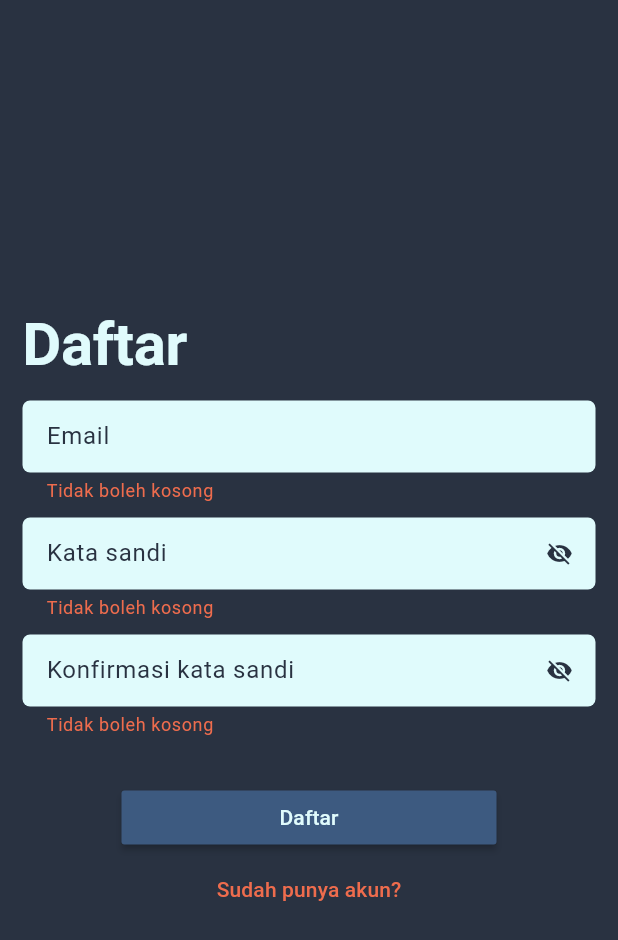
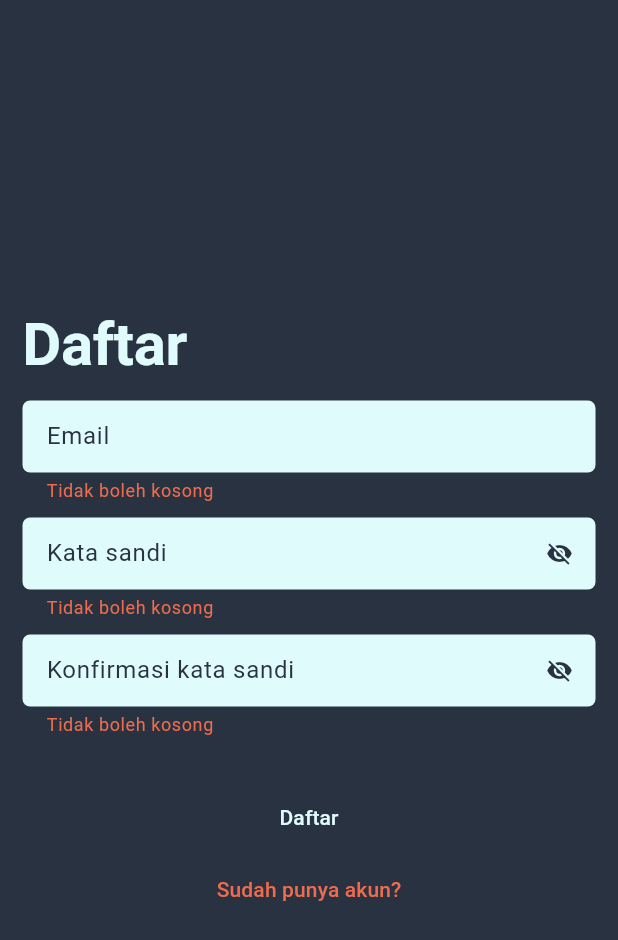
Before and after one commit to zalviandyr/note-app-flutter, a Flutter app: the RegisterScreen screen opened directly, after a tap on "Daftar", on a phone screen of 412 x 824 dp. Shown: the top 940 px of the screen. Run offline on Flutter 3.47's test engine with Material 3 defaults, Android fonts, the phone set to English and light mode, and no system bars; our stand-ins replace equatable, firebase_auth, firebase_core, firebase_database, flutter_bloc; accounts and stored records are empty.

Commit message:
chore: 3.27.0

```diff
--- a/lib/blocs/bloc.dart
+++ b/lib/blocs/bloc.dart
@@ -1,3 +1,4 @@
+export 'app_bloc_observer.dart';
 export 'auth_bloc.dart';
 export 'snackbar_cubit.dart';
 export 'note_bloc.dart';
--- a/lib/blocs/note_bloc.dart
+++ b/lib/blocs/note_bloc.dart
@@ -1,8 +1,7 @@
-import 'dart:convert';
-
 import 'package:equatable/equatable.dart';
 import 'package:firebase_auth/firebase_auth.dart';
 import 'package:firebase_database/firebase_database.dart';
+import 'package:flutter/widgets.dart';
 import 'package:flutter_bloc/flutter_bloc.dart';
 import 'package:note_app/blocs/bloc.dart';
 import 'package:note_app/configs/configs.dart';
@@ -15,72 +14,94 @@ class NoteBloc extends Bloc<NoteEvent, NoteState> {
   final FirebaseDatabase _database = FirebaseDatabase.instance;
   final FirebaseAuth _auth = FirebaseAuth.instance;
   final SnackbarCubit _snackbarCubit;
-  NoteBloc(this._snackbarCubit) : super(NoteUninitialized());
 
-  @override
-  Stream<NoteState> mapEventToState(NoteEvent event) async* {
-    try {
-      if (event is NoteAdd) {
-        yield NoteLoading();
-
-        User user = _auth.currentUser!;
-        Map<String, String> note = event.note.toJson();
-
-        DatabaseReference userRef = _database.reference().child(user.uid);
-        userRef.push().set(note);
-
-        _snackbarCubit.setInfo(SnackbarWord.addNoteSuccess);
-
-        yield NoteAddSuccess();
+  NoteBloc(this._snackbarCubit) : super(NoteUninitialized()) {
+    on<NoteAdd>(_onAddNote);
+    on<NoteUpdate>(_onUpdateNote);
+    on<NoteDelete>(_onDeleteNote);
+    on<NoteFetch>(_onFetchNotes);
   }
 
-      if (event is NoteUpdate) {
-        yield NoteLoading();
-
+  Future<void> _onAddNote(NoteAdd event, Emitter<NoteState> emit) async {
+    await _handleNoteOperation(
+      emit,
+      () async {
         User user = _auth.currentUser!;
-        String key = event.note.key!;
-        Map<String, String> note = event.note.toJson();
-
-        DatabaseReference userRef = _database.reference().child(user.uid);
-        userRef.child(key).set(note);
-
-        _snackbarCubit.setInfo(SnackbarWord.updateNoteSuccess);
-
-        yield NoteUpdateSuccess();
+        DatabaseReference userRef = _database.ref().child(user.uid);
+        await userRef.push().set(event.note.toJson());
+      },
+      successMessage: SnackbarWord.addNoteSuccess,
+      onSuccess: () => emit(NoteAddSuccess()),
+    );
   }
 
-      if (event is NoteDelete) {
-        yield NoteLoading();
-
+  Future<void> _onUpdateNote(NoteUpdate event, Emitter<NoteState> emit) async {
+    await _handleNoteOperation(
+      emit,
+      () async {
         User user = _auth.currentUser!;
-        String key = event.note.key!;
-
-        DatabaseReference userRef = _database.reference().child(user.uid);
-        userRef.child(key).remove();
-
-        _snackbarCubit.setInfo(SnackbarWord.deleteNoteSuccess);
-
-        this.add(NoteFetch()); // re-fetch
+        DatabaseReference userRef = _database.ref().child(user.uid);
+        await userRef.child(event.note.key!).set(event.note.toJson());
+      },
+      successMessage: SnackbarWord.updateNoteSuccess,
+      onSuccess: () => emit(NoteUpdateSuccess()),
+    );
   }
 
-      if (event is NoteFetch) {
-        yield NoteLoading();
+  Future<void> _onDeleteNote(NoteDelete event, Emitter<NoteState> emit) async {
+    await _handleNoteOperation(
+      emit,
+      () async {
+        User user = _auth.currentUser!;
+        DatabaseReference userRef = _database.ref().child(user.uid);
+        await userRef.child(event.note.key!).remove();
+      },
+      successMessage: SnackbarWord.deleteNoteSuccess,
+      onSuccess: () => add(NoteFetch()), // Re-fetch data
+    );
+  }
 
+  Future<void> _onFetchNotes(NoteFetch event, Emitter<NoteState> emit) async {
+    try {
+      emit(NoteLoading());
       User user = _auth.currentUser!;
-        DatabaseReference userRef = _database.reference().child(user.uid);
+      DatabaseReference userRef = _database.ref().child(user.uid);
 
-        DataSnapshot snapshot = await userRef.once();
+      DataSnapshot snapshot = await userRef.get();
+      if (snapshot.value != null) {
         List<Note> notes = Note.fromJson(snapshot.value)
           ..sort((a, b) => b.dateTime.compareTo(a.dateTime));
+        emit(NoteFetchSuccess(notes: notes));
+      } else {
+        emit(NoteFetchSuccess(notes: []));
+      }
+    } catch (err, trace) {
+      onError(err, trace);
 
-        yield NoteFetchSuccess(notes: notes);
-      }
-    } catch (err) {
-      print(err);
-
-      _snackbarCubit.setError(SnackbarWord.globalError);
-
-      yield NoteError();
+      _handleError(err, emit);
     }
   }
+
+  Future<void> _handleNoteOperation(
+    Emitter<NoteState> emit,
+    Future<void> Function() operation, {
+    required String successMessage,
+    required VoidCallback onSuccess,
+  }) async {
+    try {
+      emit(NoteLoading());
+      await operation();
+      _snackbarCubit.setInfo(successMessage);
+      onSuccess();
+    } catch (err, trace) {
+      onError(err, trace);
+
+      _handleError(err, emit);
     }
+  }
+
+  void _handleError(dynamic err, Emitter<NoteState> emit) {
+    _snackbarCubit.setError(SnackbarWord.globalError);
+    emit(NoteError());
+  }
+}
--- a/lib/ui/screens/home_screen.dart
+++ b/lib/ui/screens/home_screen.dart
@@ -1,5 +1,3 @@
-import 'dart:math';
-
 import 'package:firebase_auth/firebase_auth.dart';
 import 'package:flutter/material.dart';
 import 'package:flutter_bloc/flutter_bloc.dart';
@@ -78,9 +76,9 @@ class _HomeScreenState extends State<HomeScreen> {
               if (state is NoteFetchSuccess) {
                 return SliverPadding(
                   padding: const EdgeInsets.symmetric(horizontal: 10.0),
-                  sliver: SliverStaggeredGrid.countBuilder(
+                  sliver: SliverMasonryGrid.count(
                     crossAxisCount: 4,
-                    itemCount: state.notes.length + 1,
+                    childCount: state.notes.length + 1,
                     mainAxisSpacing: 7.0,
                     crossAxisSpacing: 7.0,
                     itemBuilder: (context, index) {
@@ -95,10 +93,6 @@ class _HomeScreenState extends State<HomeScreen> {
                       }
 
                       return Text(Word.deleteNoteInfo);
-                    },
-                    staggeredTileBuilder: (index) {
-                      if (index == 0) return StaggeredTile.fit(4);
-                      return StaggeredTile.fit(2);
                     },
                   ),
                 );
@@ -120,7 +114,6 @@ class _HomeScreenState extends State<HomeScreen> {
       ),
       floatingActionButton: FloatingActionButton(
         onPressed: _addNoteAction,
-        backgroundColor: Theme.of(context).buttonColor,
         child: Icon(
           Icons.add,
           size: 36.0,
--- a/lib/ui/screens/login_screen.dart
+++ b/lib/ui/screens/login_screen.dart
@@ -76,7 +76,7 @@ class _LoginScreenState extends State<LoginScreen> {
                     alignment: Alignment.centerLeft,
                     child: Text(
                       Word.login,
-                      style: Theme.of(context).textTheme.headline1,
+                      style: Theme.of(context).textTheme.displayLarge,
                     ),
                   ),
                   const SizedBox(height: 15.0),
@@ -120,7 +120,7 @@ class _LoginScreenState extends State<LoginScreen> {
                     onPressed: _toRegisterAction,
                     child: Text(
                       Word.registerAppeal,
-                      style: Theme.of(context).textTheme.subtitle2,
+                      style: Theme.of(context).textTheme.titleSmall,
                     ),
                   ),
                 ],
--- a/lib/ui/screens/register_screen.dart
+++ b/lib/ui/screens/register_screen.dart
@@ -91,7 +91,7 @@ class _RegisterScreenState extends State<RegisterScreen> {
                     alignment: Alignment.centerLeft,
                     child: Text(
                       Word.register,
-                      style: Theme.of(context).textTheme.headline1,
+                      style: Theme.of(context).textTheme.displayLarge,
                     ),
                   ),
                   const SizedBox(height: 15.0),
@@ -153,7 +153,7 @@ class _RegisterScreenState extends State<RegisterScreen> {
                     onPressed: _toLoginAction,
                     child: Text(
                       Word.loginAppeal,
-                      style: Theme.of(context).textTheme.subtitle2,
+                      style: Theme.of(context).textTheme.titleSmall,
                     ),
                   ),
                 ],
--- a/lib/ui/screens/splash_screen.dart
+++ b/lib/ui/screens/splash_screen.dart
@@ -41,7 +41,7 @@ class SplashScreen extends StatelessWidget {
           body: Center(
             child: Text(
               Word.appName,
-              style: Theme.of(context).textTheme.headline1,
+              style: Theme.of(context).textTheme.displayLarge,
             ),
           ),
         );
--- a/lib/ui/widgets/primary_button.dart
+++ b/lib/ui/widgets/primary_button.dart
@@ -17,7 +17,6 @@ class PrimaryButton extends StatelessWidget {
   Widget build(BuildContext context) {
     return MaterialButton(
       onPressed: isLoading ? () {} : onPressed,
-      color: Theme.of(context).buttonColor,
       minWidth: 250.0,
       height: 36.0,
       child: isLoading
@@ -30,7 +29,7 @@ class PrimaryButton extends StatelessWidget {
             )
           : Text(
               label!,
-              style: Theme.of(context).textTheme.button,
+              style: Theme.of(context).textTheme.labelLarge,
             ),
     );
   }
--- a/lib/ui/widgets/secondary_button.dart
+++ b/lib/ui/widgets/secondary_button.dart
@@ -1,5 +1,4 @@
 import 'package:flutter/material.dart';
-import 'package:note_app/configs/configs.dart';
 
 class SecondaryButton extends StatelessWidget {
   final VoidCallback? onPressed;
@@ -21,7 +20,6 @@ class SecondaryButton extends StatelessWidget {
     return MaterialButton(
       minWidth: 50.0,
       onPressed: isLoading ? () {} : onPressed,
-      color: Theme.of(context).buttonColor,
       padding: const EdgeInsets.all(0.0),
       shape: RoundedRectangleBorder(
         borderRadius: BorderRadius.circular(10.0),
@@ -31,13 +29,13 @@ class SecondaryButton extends StatelessWidget {
               width: 20.0,
               height: 20.0,
               child: CircularProgressIndicator(
-                color: Theme.of(context).accentColor,
+                color: Theme.of(context).colorScheme.secondary,
               ),
             )
           : Icon(
               icon,
               size: iconSize,
-              color: Theme.of(context).accentColor,
+              color: Theme.of(context).colorScheme.secondary,
             ),
     );
   }
--- a/lib/ui/widgets/snackbar.dart
+++ b/lib/ui/widgets/snackbar.dart
@@ -6,7 +6,7 @@ void showErrorSnackbar(BuildContext context, String message) =>
       SnackBar(
         content: Text(
           message,
-          style: Theme.of(context).textTheme.bodyText2,
+          style: Theme.of(context).textTheme.bodyMedium,
         ),
         backgroundColor: Pallette.danger,
         behavior: SnackBarBehavior.floating,
@@ -18,7 +18,7 @@ void showInfoSnackbar(BuildContext context, String message) =>
       SnackBar(
         content: Text(
           message,
-          style: Theme.of(context).textTheme.bodyText2,
+          style: Theme.of(context).textTheme.bodyMedium,
         ),
         backgroundColor: Pallette.info,
         behavior: SnackBarBehavior.floating,
```
Also changed, not shown: lib/blocs/app_bloc_observer.dart (added, +21 -0 lines), lib/blocs/auth_bloc.dart (+61 -43 lines), lib/main.dart (+21 -12 lines), lib/ui/screens/detail_note.dart (+6 -6 lines), lib/ui/widgets/note_card.dart (+5 -5 lines), pubspec.yaml (+9 -9 lines), firebase.json (added), lib/firebase_options.dart (added), pubspec.lock, 20 other files. Lines whose indentation alone changed are shown as unchanged.
